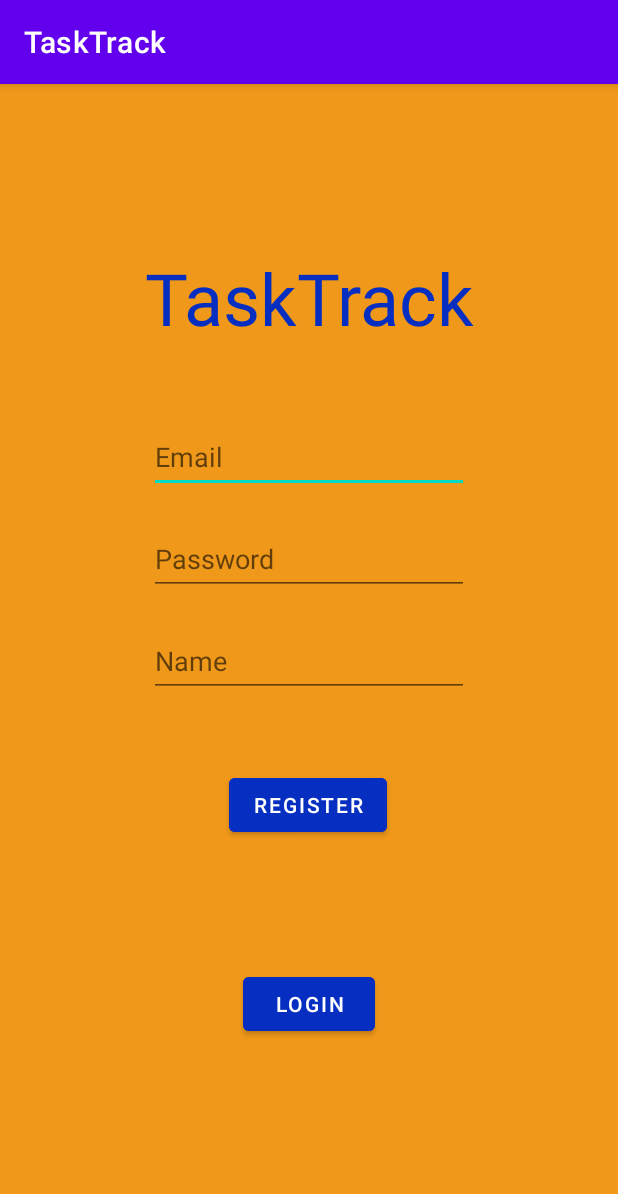
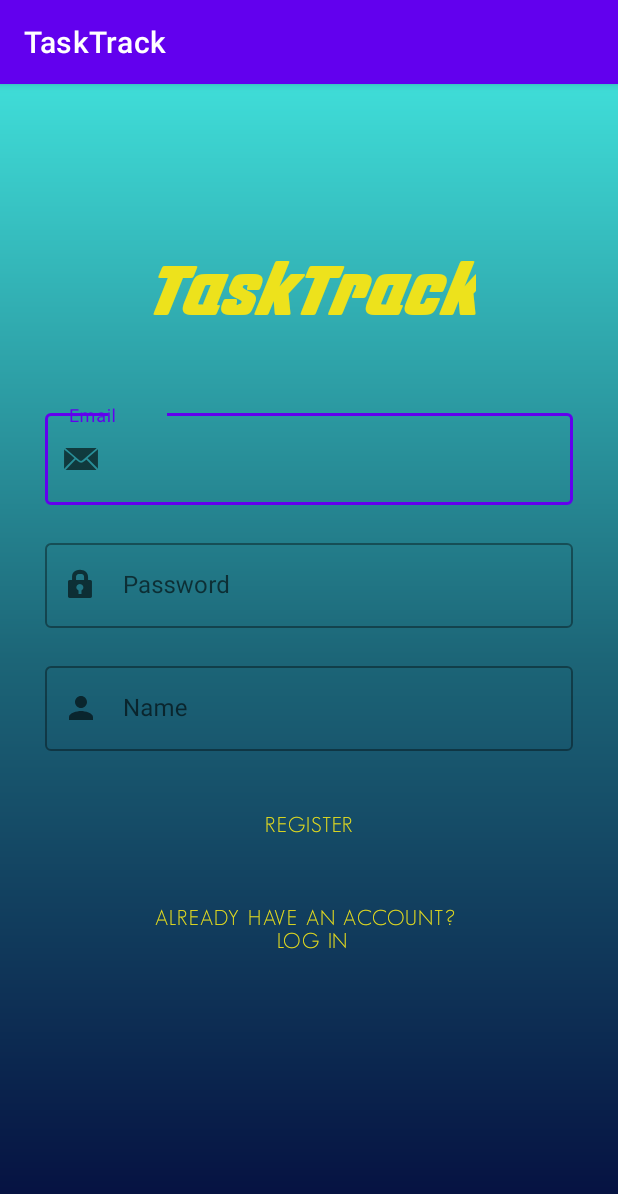
Before and after one commit to conorbradley7/TaskTrack, an Android app: the RegisterActivity screen opened directly, with no data from a screen before it, on a phone screen of 412 x 824 dp. Shown: the top 1194 px of the screen. Run offline under Robolectric (Android 15) with nearby library versions, the phone set to English and light mode, and no system bars; our stand-ins replace Firebase (no records; nobody signed in at launch, a user with empty details on screens opened directly); 1 statement that could not run was skipped.

Commit message:
Fixes pull tasks from db async problem => OnComplete invoke onResume to reload assets
Updated UI Design For Login+Register

```diff
--- a/app/build.gradle
+++ b/app/build.gradle
@@ -35,6 +35,7 @@ dependencies {
 
     implementation 'androidx.appcompat:appcompat:1.5.1'
     implementation 'com.google.android.material:material:1.7.0'
+    implementation 'com.google.android.material:material:1.0.0'
     implementation 'androidx.constraintlayout:constraintlayout:2.1.4'
     implementation 'com.google.firebase:firebase-database:19.2.1'
     implementation 'com.google.firebase:firebase-auth'
@@ -42,6 +43,7 @@ dependencies {
     implementation 'androidx.lifecycle:lifecycle-livedata-ktx:2.5.1'
     implementation 'androidx.lifecycle:lifecycle-viewmodel-ktx:2.5.1'
     implementation 'com.google.firebase:firebase-auth:21.1.0'
+    implementation 'com.google.android.material:material:1.9.0-alpha01'
     testImplementation 'junit:junit:4.13.2'
     androidTestImplementation 'androidx.test.ext:junit:1.1.3'
     androidTestImplementation 'androidx.test.espresso:espresso-core:3.4.0'
--- a/app/src/main/java/com/example/tasktrack/LoginActivity.java
+++ b/app/src/main/java/com/example/tasktrack/LoginActivity.java
@@ -28,8 +28,8 @@ public class LoginActivity extends AppCompatActivity {
         super.onCreate(savedInstanceState);
         setContentView(R.layout.activity_login);
 
-        emailInput = findViewById(R.id.loginEmail);
-        passwordInput = findViewById(R.id.loginPassword);
+        emailInput = findViewById(R.id.loginEmailEditText);
+        passwordInput = findViewById(R.id.loginPasswordEditText);
 
         loginBtn = findViewById(R.id.loginBtn);
         registerBtn =  findViewById(R.id.registerAct);
--- a/app/src/main/java/com/example/tasktrack/RegisterActivity.java
+++ b/app/src/main/java/com/example/tasktrack/RegisterActivity.java
@@ -40,9 +40,9 @@ public class RegisterActivity extends AppCompatActivity {
 
         registerBtn = findViewById(R.id.registerBtn);
         loginBtn = findViewById(R.id.loginAct);
-        emailInput = findViewById(R.id.registerEmail);
-        passwordInput = findViewById(R.id.registerPassword);
-        nameInput = findViewById(R.id.registerName);
+        emailInput = findViewById(R.id.registerEmailEditText);
+        passwordInput = findViewById(R.id.registerPasswordEditText);
+        nameInput = findViewById(R.id.registerNameEditText);
 
         if (mAuth.getCurrentUser() != null){
             Intent intent = new Intent(RegisterActivity.this, TasksPageActivity.class);
--- /dev/null
+++ b/app/src/main/res/drawable/ic_baseline_person_24.xml
@@ -0,0 +1,5 @@
+<vector android:height="24dp" android:tint="#000000"
+    android:viewportHeight="24" android:viewportWidth="24"
+    android:width="24dp" xmlns:android="http://schemas.android.com/apk/res/android">
+    <path android:fillColor="@android:color/white" android:pathData="M12,12c2.21,0 4,-1.79 4,-4s-1.79,-4 -4,-4 -4,1.79 -4,4 1.79,4 4,4zM12,14c-2.67,0 -8,1.34 -8,4v2h16v-2c0,-2.66 -5.33,-4 -8,-4z"/>
+</vector>
--- /dev/null
+++ b/app/src/main/res/drawable/login_register_background.xml
@@ -0,0 +1,10 @@
+<?xml version="1.0" encoding="utf-8"?>
+<shape android:shape="rectangle"
+    xmlns:android="http://schemas.android.com/apk/res/android">
+<gradient
+    android:angle="270"
+    android:centerColor="#1C6577"
+    android:endColor="#040C3E"
+    android:startColor="#3FDDD8"
+    android:type="linear"/>
+</shape>
--- a/app/src/main/res/layout/activity_register.xml
+++ b/app/src/main/res/layout/activity_register.xml
@@ -4,83 +4,116 @@
     xmlns:tools="http://schemas.android.com/tools"
     android:layout_width="match_parent"
     android:layout_height="match_parent"
-    android:background="@color/primaryOrange"
+    android:background="@drawable/login_register_background"
     tools:context=".RegisterActivity">
-
-    <Button
-        android:id="@+id/registerBtn"
-        android:layout_width="wrap_content"
-        android:layout_height="wrap_content"
-        android:layout_marginTop="48dp"
-        android:backgroundTint="@color/blue"
-        android:text="@string/action_register"
-        app:layout_constraintEnd_toEndOf="parent"
-        app:layout_constraintHorizontal_bias="0.498"
-        app:layout_constraintStart_toStartOf="parent"
-        app:layout_constraintTop_toBottomOf="@+id/registerName" />
 
     <TextView
         android:id="@+id/appTitle"
         android:layout_width="wrap_content"
         android:layout_height="wrap_content"
         android:layout_marginTop="100dp"
+        android:fontFamily="@font/fastup_bold"
         android:padding="10dp"
         android:text="@string/app_name"
-        android:textColor="@color/blue"
-        android:textSize="48sp"
+        android:textColor="#EDE21C"
+        android:textSize="50sp"
         app:layout_constraintEnd_toEndOf="parent"
         app:layout_constraintStart_toStartOf="parent"
         app:layout_constraintTop_toTopOf="parent" />
 
+    <com.google.android.material.textfield.TextInputLayout
+        android:id="@+id/registerEmail"
+        style="@style/Widget.MaterialComponents.TextInputLayout.OutlinedBox"
+        android:layout_width="match_parent"
+        android:layout_height="wrap_content"
+        android:layout_marginTop="40dp"
+        android:hint="@string/prompt_email"
+        android:minHeight="48dp"
+        android:textSize="18sp"
+        app:layout_constraintEnd_toEndOf="parent"
+        app:layout_constraintStart_toStartOf="parent"
+        app:layout_constraintTop_toBottomOf="@+id/appTitle"
+        app:startIconDrawable="@android:drawable/sym_action_email">
+
+        <com.google.android.material.textfield.TextInputEditText
+            android:id="@+id/registerEmailEditText"
+            android:layout_width="match_parent"
+            android:layout_height="61dp"
+            android:layout_marginHorizontal="30dp" />
+
+    </com.google.android.material.textfield.TextInputLayout>
+
+    <com.google.android.material.textfield.TextInputLayout
+        android:id="@+id/registerPassword"
+        style="@style/Widget.MaterialComponents.TextInputLayout.OutlinedBox"
+        android:layout_width="match_parent"
+        android:layout_height="wrap_content"
+        android:layout_marginTop="20dp"
+        android:hint="@string/prompt_password"
+        android:minHeight="48dp"
+        android:textSize="18sp"
+        app:layout_constraintEnd_toEndOf="parent"
+        app:layout_constraintStart_toStartOf="parent"
+        app:layout_constraintTop_toBottomOf="@+id/registerEmail"
+        app:startIconDrawable="@android:drawable/ic_lock_idle_lock">
+
+        <com.google.android.material.textfield.TextInputEditText
+            android:id="@+id/registerPasswordEditText"
+            android:layout_width="match_parent"
+            android:layout_height="match_parent"
+            android:layout_marginHorizontal="30dp" />
+
+    </com.google.android.material.textfield.TextInputLayout>
+
+    <com.google.android.material.textfield.TextInputLayout
+        android:id="@+id/registerName"
+        style="@style/Widget.MaterialComponents.TextInputLayout.OutlinedBox"
+        android:layout_width="match_parent"
+        android:layout_height="wrap_content"
+        android:layout_marginTop="20dp"
+        android:hint="@string/prompt_name"
+        android:minHeight="48dp"
+        android:textSize="18sp"
+        app:layout_constraintEnd_toEndOf="parent"
+        app:layout_constraintStart_toStartOf="parent"
+        app:layout_constraintTop_toBottomOf="@+id/registerPassword"
+        app:startIconDrawable="@drawable/ic_baseline_person_24">
+
+        <com.google.android.material.textfield.TextInputEditText
+            android:id="@+id/registerNameEditText"
+            android:layout_width="match_parent"
+            android:layout_height="match_parent"
+            android:layout_marginHorizontal="30dp" />
+
+    </com.google.android.material.textfield.TextInputLayout>
+
     <Button
-        android:id="@+id/loginAct"
+        android:id="@+id/registerBtn"
+        style="@style/Widget.MaterialComponents.Button.TextButton"
         android:layout_width="wrap_content"
         android:layout_height="wrap_content"
-        android:layout_marginTop="50dp"
-        android:backgroundTint="@color/blue"
-        android:text="Login"
-        app:layout_constraintBottom_toBottomOf="parent"
+        android:layout_marginTop="25dp"
+        android:fontFamily="@font/geosans_light"
+        android:text="@string/action_register"
+        android:textColor="#EDE21C"
         app:layout_constraintEnd_toEndOf="parent"
+        app:layout_constraintHorizontal_bias="0.498"
         app:layout_constraintStart_toStartOf="parent"
         app:layout_constraintTop_toBottomOf="@+id/registerName" />
 
-    <EditText
-        android:id="@+id/registerEmail"
-        android:layout_width="wrap_content"
-        android:layout_height="wrap_content"
-        android:layout_marginTop="40dp"
-        android:ems="10"
-        android:hint="@string/prompt_email"
-        android:inputType="textPersonName"
-        android:minHeight="48dp"
-        app:layout_constraintEnd_toEndOf="parent"
-        app:layout_constraintStart_toStartOf="parent"
-        app:layout_constraintTop_toBottomOf="@+id/appTitle" />
-
-    <EditText
-        android:id="@+id/registerName"
+    <Button
+        android:id="@+id/loginAct"
+        style="@style/Widget.MaterialComponents.Button.TextButton"
         android:layout_width="wrap_content"
         android:layout_height="wrap_content"
         android:layout_marginTop="20dp"
-        android:ems="10"
-        android:hint='@string/prompt_name'
-        android:inputType="textPersonName"
-        android:minHeight="48dp"
+        android:fontFamily="@font/geosans_light"
+        android:text="Already Have An Account? \n Log in"
+        android:textColor="#EDE21C"
         app:layout_constraintEnd_toEndOf="parent"
+        app:layout_constraintHorizontal_bias="0.497"
         app:layout_constraintStart_toStartOf="parent"
-        app:layout_constraintTop_toBottomOf="@+id/registerPassword" />
+        app:layout_constraintTop_toBottomOf="@+id/registerBtn" />
 
-    <EditText
-        android:id="@+id/registerPassword"
-        android:layout_width="wrap_content"
-        android:layout_height="wrap_content"
-        android:layout_marginTop="20dp"
-        android:ems="10"
-        android:hint="@string/prompt_password"
-        android:inputType="textPassword"
-        android:minHeight="48dp"
-        app:layout_constraintEnd_toEndOf="parent"
-        app:layout_constraintStart_toStartOf="parent"
-        app:layout_constraintTop_toBottomOf="@+id/registerEmail"
-        tools:ignore="SpeakableTextPresentCheck" />
+
 </androidx.constraintlayout.widget.ConstraintLayout>
--- a/app/src/main/res/layout/activity_tasks_page.xml
+++ b/app/src/main/res/layout/activity_tasks_page.xml
@@ -24,8 +24,9 @@
         android:layout_width="match_parent"
         android:layout_height="wrap_content"
         android:layout_marginTop="20dp"
-        android:layout_marginBottom="20dp"
-        app:layout_constraintBottom_toTopOf="@+id/newTaskBtn"
+        app:layout_constraintBottom_toBottomOf="parent"
+        app:layout_constraintEnd_toEndOf="parent"
+        app:layout_constraintStart_toStartOf="parent"
         app:layout_constraintTop_toBottomOf="@+id/pageTitle"
         app:layout_constraintVertical_bias="0.13999999" />
 
--- a/gradle.properties
+++ b/gradle.properties
@@ -19,3 +19,4 @@ android.useAndroidX=true
 # resources declared in the library itself and none from the library's dependencies,
 # thereby reducing the size of the R class for that library
 android.nonTransitiveRClass=true
+android.enableJetifier=true
```
Also changed, not shown: app/src/main/java/com/example/tasktrack/DBUtilities.java (+29 -28 lines), app/src/main/java/com/example/tasktrack/NewTaskActivity.java (+10 -1 lines), app/src/main/java/com/example/tasktrack/TasksPageActivity.java (+56 -9 lines), app/src/main/res/layout/activity_login.xml (+61 -38 lines), app/src/main/res/layout/activity_new_task.xml (+12 -0 lines), app/src/main/res/drawable/person_icon.png (added), app/src/main/res/font/fastup_bold.ttf (added), app/src/main/res/font/fastup_regular.ttf (added), app/src/main/res/font/geosans_light.ttf (added), app/src/main/res/font/geosans_light_oblique.ttf (added).
